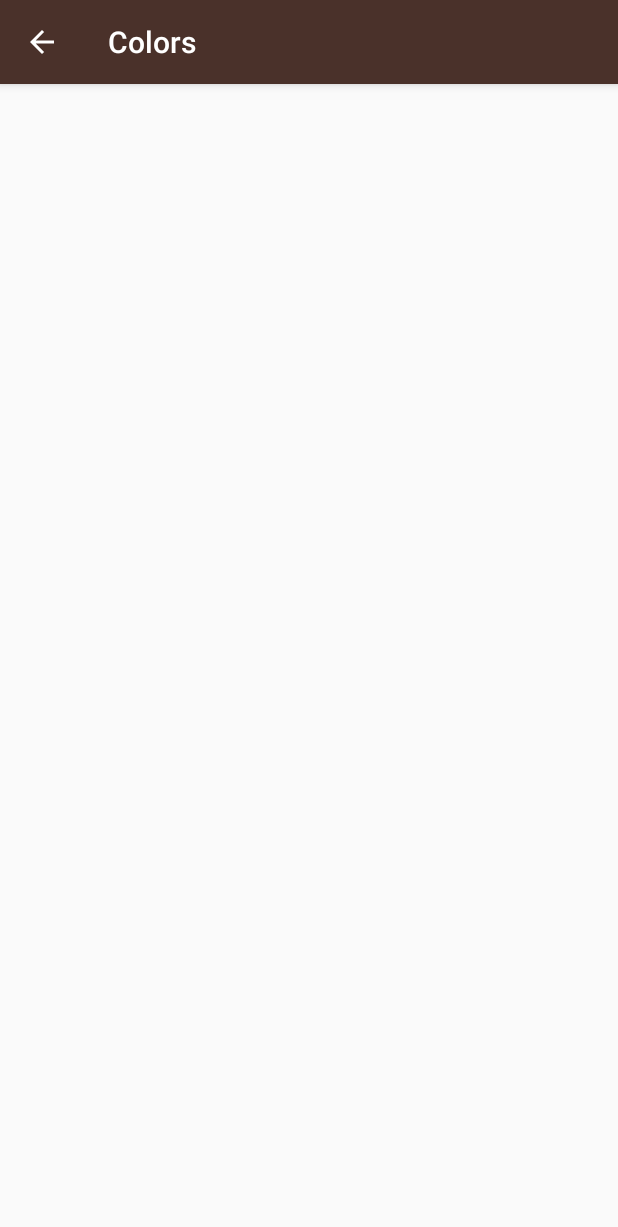
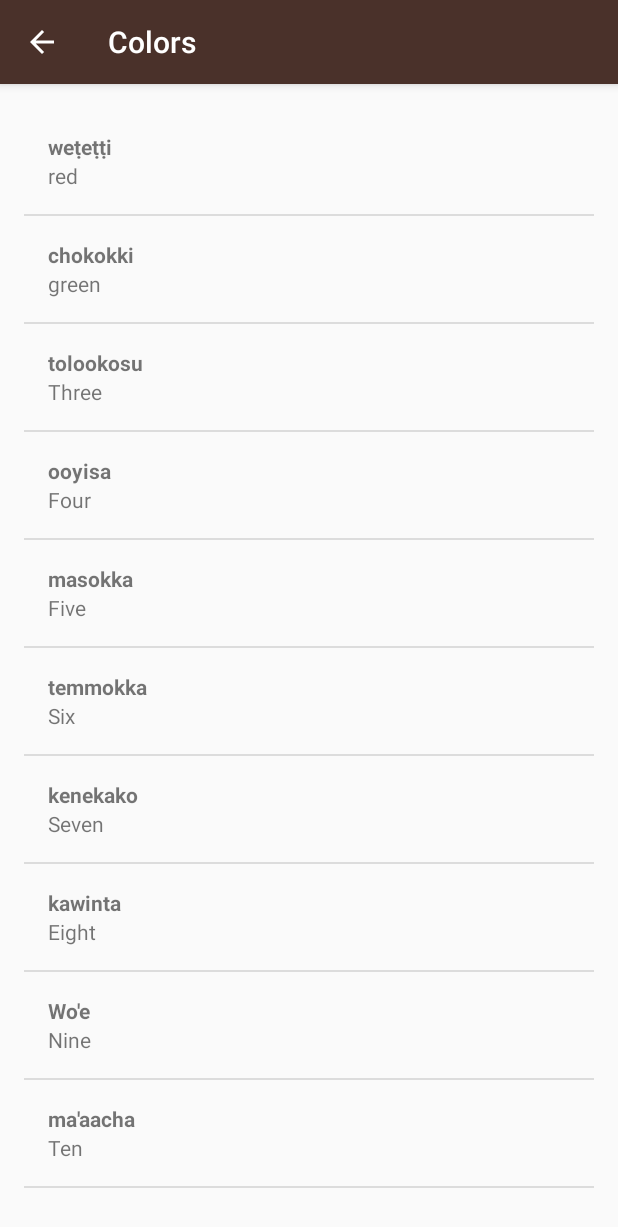
Before and after one commit to nirmaljoshua91/ud839_Miwok-lesson-one, an Android app: the ColorsActivity screen opened directly, with no data from a screen before it, on a phone screen of 412 x 824 dp. Shown: the top 1227 px of the screen. Run offline under Robolectric (Android 15) with nearby library versions, the phone set to English and light mode, and no system bars.

```diff
--- a/app/src/main/java/com/example/android/miwok/ColorsActivity.java
+++ b/app/src/main/java/com/example/android/miwok/ColorsActivity.java
@@ -17,12 +17,33 @@ package com.example.android.miwok;
 
 import android.support.v7.app.AppCompatActivity;
 import android.os.Bundle;
+import android.widget.ListView;
+
+import java.util.ArrayList;
 
 public class ColorsActivity extends AppCompatActivity {
 
     @Override
     protected void onCreate(Bundle savedInstanceState) {
         super.onCreate(savedInstanceState);
-        setContentView(R.layout.activity_colors);
+        setContentView(R.layout.word_list);
+
+        ArrayList<Word> words = new ArrayList<Word>();
+        words.add(new Word("red", "weṭeṭṭi"));
+        words.add(new Word("green", "chokokki"));
+        words.add(new Word("Three", "tolookosu"));
+        words.add(new Word("Four", "ooyisa"));
+        words.add(new Word("Five", "masokka"));
+        words.add(new Word("Six", "temmokka"));
+        words.add(new Word("Seven", "kenekako"));
+        words.add(new Word("Eight", "kawinta"));
+        words.add(new Word("Nine", "Wo'e"));
+        words.add(new Word("Ten", "ma'aacha"));
+
+
+        WordAdapter itemAdapter = new WordAdapter(this, words);
+        ListView listView = (ListView) findViewById(R.id.list);
+        listView.setAdapter(itemAdapter);
+
     }
 }
--- a/app/src/main/java/com/example/android/miwok/NumbersActivity.java
+++ b/app/src/main/java/com/example/android/miwok/NumbersActivity.java
@@ -17,11 +17,7 @@ package com.example.android.miwok;
 
 import android.support.v7.app.AppCompatActivity;
 import android.os.Bundle;
-import android.util.Log;
-import android.widget.ArrayAdapter;
-import android.widget.LinearLayout;
 import android.widget.ListView;
-import android.widget.TextView;
 
 import java.util.ArrayList;
 
@@ -30,7 +26,7 @@ public class NumbersActivity extends AppCompatActivity {
     @Override
     protected void onCreate(Bundle savedInstanceState) {
         super.onCreate(savedInstanceState);
-        setContentView(R.layout.activity_numbers);
+        setContentView(R.layout.word_list);
 
         ArrayList<Word> words=new ArrayList<Word>();
         words.add(new Word("one","lutti"));
--- a/app/src/main/res/layout/activity_numbers.xml
+++ b/app/src/main/res/layout/word_list.xml
@@ -15,10 +15,10 @@
 -->
 <ListView xmlns:android="http://schemas.android.com/apk/res/android"
     xmlns:tools="http://schemas.android.com/tools"
+    android:id="@+id/list"
     android:layout_width="match_parent"
     android:layout_height="match_parent"
     android:orientation="vertical"
-    android:id="@+id/list"
     android:paddingBottom="@dimen/activity_vertical_margin"
     android:paddingLeft="@dimen/activity_horizontal_margin"
     android:paddingRight="@dimen/activity_horizontal_margin"
```
Also changed, not shown: app/src/main/java/com/example/android/miwok/FamilyActivity.java (+22 -1 lines), app/src/main/java/com/example/android/miwok/PhrasesActivity.java (+22 -2 lines).
